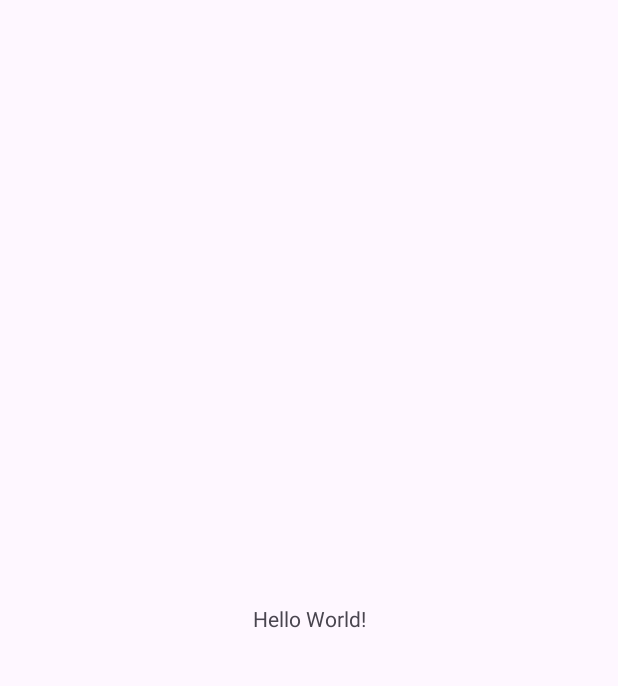
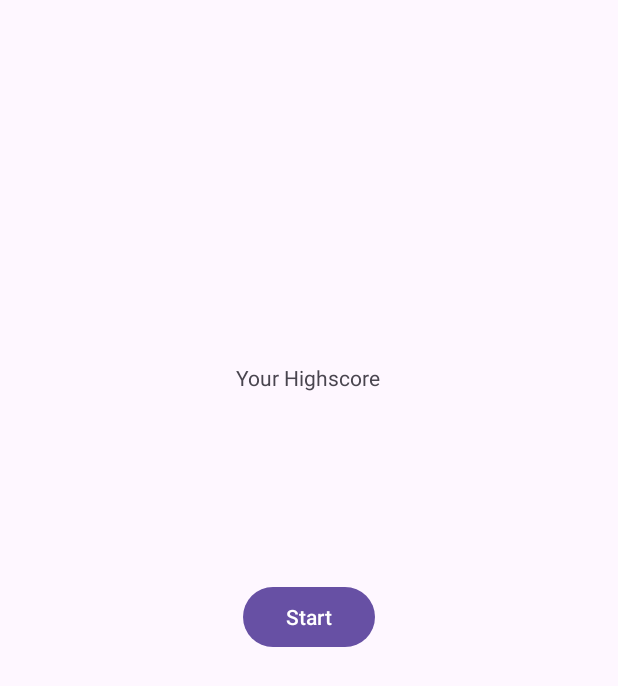
Before and after one commit to kjwsc8910/javacoursework, an Android app: the screen it shows after launch (MainActivity), on a phone screen of 412 x 824 dp. Before the commit the part shown is almost empty. Shown: the top 686 px of the screen. Run offline under Robolectric (Android 15) with nearby library versions, the phone set to English and light mode, and no system bars.

Commit message:
Added Main menu, Game class, Player class

```diff
--- a/app/src/main/AndroidManifest.xml
+++ b/app/src/main/AndroidManifest.xml
@@ -1,6 +1,6 @@
 <?xml version="1.0" encoding="utf-8"?>
 <manifest xmlns:android="http://schemas.android.com/apk/res/android"
-    xmlns:tools="http://schemas.android.com/tools">
+    xmlns:tools="http://schemas.android.com/tools" >
 
     <application
         android:allowBackup="true"
@@ -11,10 +11,10 @@
         android:roundIcon="@mipmap/ic_launcher_round"
         android:supportsRtl="true"
         android:theme="@style/Theme.JavaCoursework"
-        tools:targetApi="31">
+        tools:targetApi="31" >
         <activity
             android:name=".MainActivity"
-            android:exported="true">
+            android:exported="true" >
             <intent-filter>
                 <action android:name="android.intent.action.MAIN" />
 
--- a/app/src/main/res/layout/activity_main.xml
+++ b/app/src/main/res/layout/activity_main.xml
@@ -1,19 +1,35 @@
 <?xml version="1.0" encoding="utf-8"?>
-<androidx.constraintlayout.widget.ConstraintLayout xmlns:android="http://schemas.android.com/apk/res/android"
+<androidx.constraintlayout.widget.ConstraintLayout
+    xmlns:android="http://schemas.android.com/apk/res/android"
+    xmlns:tools="http://schemas.android.com/tools"
     xmlns:app="http://schemas.android.com/apk/res-auto"
-    xmlns:tools="http://schemas.android.com/tools"
     android:id="@+id/main"
     android:layout_width="match_parent"
     android:layout_height="match_parent"
     tools:context=".MainActivity">
 
     <TextView
+        android:id="@+id/textView"
         android:layout_width="wrap_content"
         android:layout_height="wrap_content"
-        android:text="Hello World!"
+        android:text="Your Highscore"
+        app:layout_constraintBottom_toBottomOf="parent"
+        app:layout_constraintEnd_toEndOf="parent"
+        app:layout_constraintHorizontal_bias="0.498"
+        app:layout_constraintStart_toStartOf="parent"
+        app:layout_constraintTop_toTopOf="parent"
+        app:layout_constraintVertical_bias="0.301" />
+
+    <Button
+        android:id="@+id/btn_start"
+        android:layout_width="wrap_content"
+        android:layout_height="wrap_content"
+        android:onClick="startGame"
+        android:text="Start"
         app:layout_constraintBottom_toBottomOf="parent"
         app:layout_constraintEnd_toEndOf="parent"
         app:layout_constraintStart_toStartOf="parent"
-        app:layout_constraintTop_toTopOf="parent" />
+        app:layout_constraintTop_toTopOf="parent"
+        app:layout_constraintVertical_bias="0.499" />
 
 </androidx.constraintlayout.widget.ConstraintLayout>
```
Also changed, not shown: app/src/main/java/com/kj/javacoursework/Game.java (added, +76 -0 lines), app/src/main/java/com/kj/javacoursework/MainActivity.java (+8 -0 lines), app/src/main/java/com/kj/javacoursework/Player.java (added, +65 -0 lines), app/src/main/res/layout/game.xml (added, +20 -0 lines), app/src/main/res/drawable/cactus.jpg (added), app/src/main/res/drawable/dinosaur.png (added).
